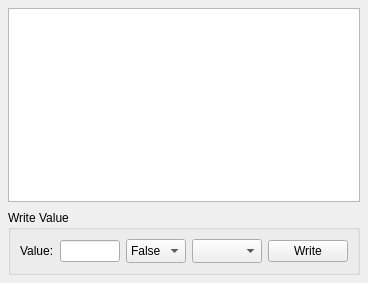
First picture: the form in src/ui/widgets/attributeswidget.ui, repository sanny32/OpenUaExplorer, before the edit.
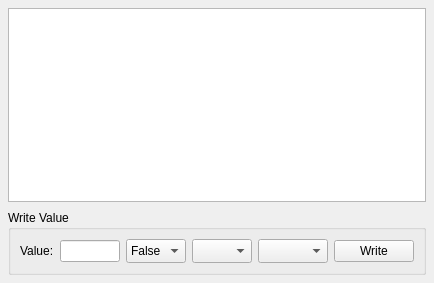
Second picture: the form after the edit. Custom widgets are drawn as their Qt base class.

What changed in the file:
```diff
--- a/src/ui/widgets/attributeswidget.ui
+++ b/src/ui/widgets/attributeswidget.ui
@@ -106,6 +106,28 @@
         </item>
        </widget>
       </item>
+      <item>
+       <widget class="QComboBox" name="enumCombo">
+        <property name="sizePolicy">
+         <sizepolicy hsizetype="Expanding" vsizetype="Fixed">
+          <horstretch>0</horstretch>
+          <verstretch>0</verstretch>
+         </sizepolicy>
+        </property>
+        <property name="minimumSize">
+         <size>
+          <width>60</width>
+          <height>0</height>
+         </size>
+        </property>
+        <property name="sizeAdjustPolicy">
+         <enum>QComboBox::AdjustToMinimumContentsLengthWithIcon</enum>
+        </property>
+        <property name="minimumContentsLength">
+         <number>5</number>
+        </property>
+       </widget>
+      </item>
       <item>
        <widget class="QComboBox" name="typeCombo">
         <property name="minimumSize">
```
